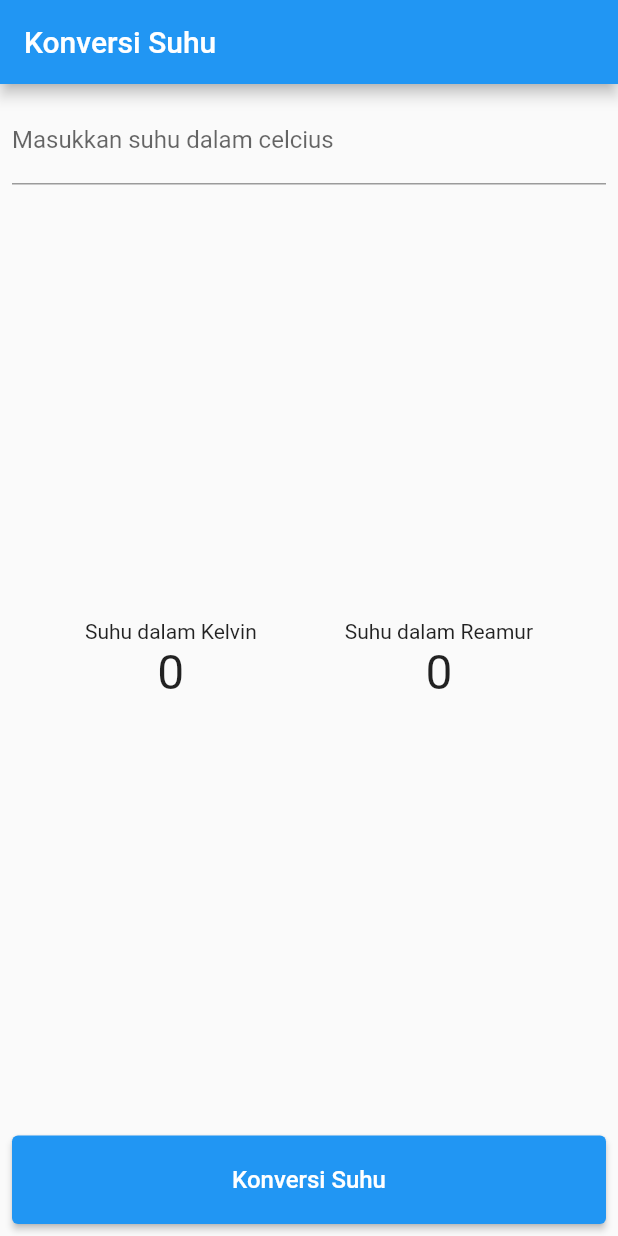
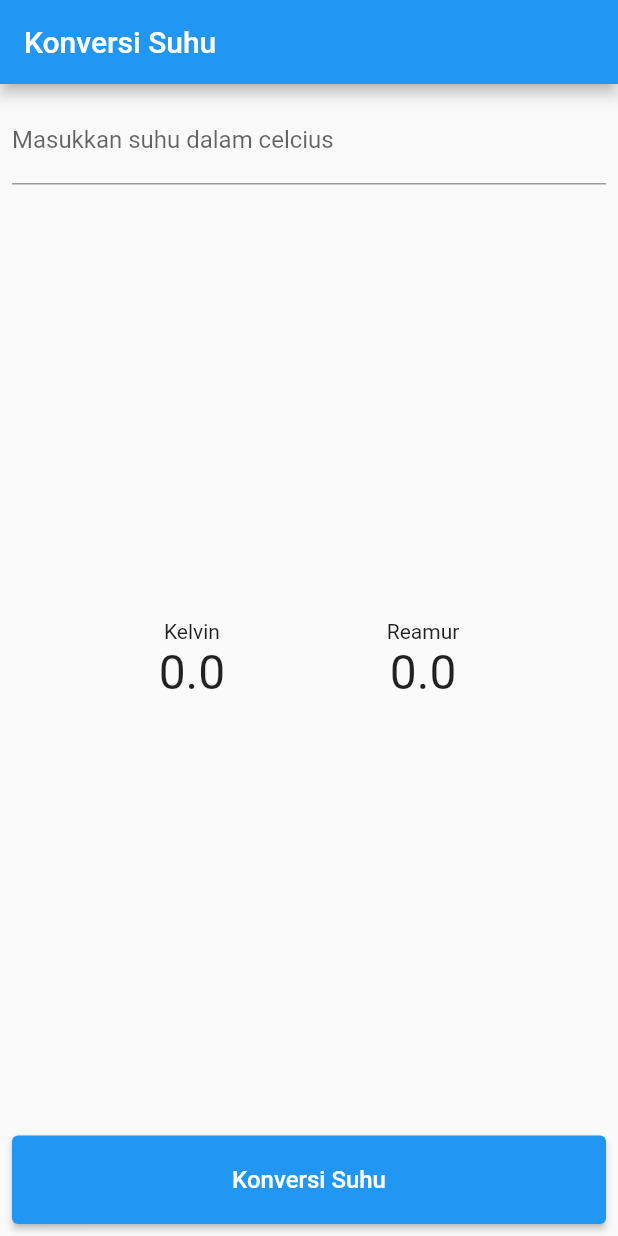
Before and after one commit to widiarsaf/convert_temperature_flutter_chapter3, a Flutter app: the screen it shows after launch, on a phone screen of 412 x 824 dp. Run offline on Flutter 3.47's test engine with Material 2 defaults, Android fonts, the phone set to English and light mode, and no system bars.

Commit message:
finish chapter 3

```diff
--- /dev/null
+++ b/lib/convert.dart
@@ -0,0 +1,24 @@
+import 'package:flutter/material.dart';
+import 'package:flutter/services.dart';
+
+class Convert extends StatelessWidget {
+  final VoidCallback _convert;
+
+  Convert(this._convert);
+
+  @override
+  Widget build(BuildContext context) {
+    return ElevatedButton(
+      style: ElevatedButton.styleFrom(
+        minimumSize: Size(double.infinity, 30),
+        padding: EdgeInsets.fromLTRB(0, 20, 0, 20),
+        primary: Colors.blue,
+      ),
+      onPressed: _convert,
+      child: const Text(
+        'Konversi Suhu',
+        style: TextStyle(fontSize: 16),
+      ),
+    );
+  }
+}
--- /dev/null
+++ b/lib/input.dart
@@ -0,0 +1,28 @@
+import 'package:flutter/material.dart';
+import 'package:flutter/services.dart';
+
+class Input extends StatelessWidget {
+  final TextEditingController _celciusNumber;
+
+  Input(this._celciusNumber);
+
+  @override
+  Widget build(BuildContext context) {
+    return TextFormField(
+      validator: (value) {
+        if (value == null || value.isEmpty) {
+          return 'Masukkan suhu terlebih  dahulu';
+        }
+        return null;
+      },
+      decoration: const InputDecoration(
+        labelText: 'Masukkan suhu dalam celcius',
+      ),
+      controller: _celciusNumber,
+      keyboardType: TextInputType.number,
+      inputFormatters: <TextInputFormatter>[
+        FilteringTextInputFormatter.digitsOnly
+      ],
+    );
+  }
+}
--- a/lib/main.dart
+++ b/lib/main.dart
@@ -1,6 +1,9 @@
-
 import 'package:flutter/material.dart';
 import 'package:flutter/services.dart';
+
+import './input.dart';
+import './convert.dart';
+import './result.dart';
 
 void main() {
   runApp(const MyApp());
@@ -38,112 +41,25 @@ class _MyAppState extends State<MyApp> {
                 mainAxisAlignment: MainAxisAlignment.spaceBetween,
                 crossAxisAlignment: CrossAxisAlignment.center,
                 children: [
-                  Input(celciusNumber: _celciusNumber),
-                  Result(),
-                  Convert(convert1Handler: _convert),
+                  Input(_celciusNumber),
+                  Row(
+                    mainAxisAlignment: MainAxisAlignment.spaceEvenly,
+                    crossAxisAlignment: CrossAxisAlignment.center,
+                    children: [
+                      Result('Kelvin', _kelvinResult),
+                      Result('Reamur', _reamurResult),
+                    ],
+                  ),
+                  Convert(convert),
                 ]),
           ),
         ));
   }
 
-  void _convert() {
+  void convert() {
     setState(() {
       _kelvinResult = double.parse(_celciusNumber.text) - 273;
       _reamurResult = (4 / 5) * double.parse(_celciusNumber.text);
     });
   }
 }
-
-class Convert extends StatelessWidget {
-  const Convert({
-    Key? key,
-    @required convert1Handler,
-  }) : super(key: key);
-
-  @override
-  Widget build(BuildContext context) {
-    return ElevatedButton(
-      style: ElevatedButton.styleFrom(
-        minimumSize: Size(double.infinity, 30),
-        padding: EdgeInsets.fromLTRB(0, 20, 0, 20),
-        primary: Colors.blue,
-      ),
-      onPressed: () {},
-      child: const Text(
-        'Konversi Suhu',
-        style: TextStyle(fontSize: 16),
-      ),
-    );
-  }
-}
-
-class Result extends StatelessWidget {
-  const Result({
-    Key? key,
-    @required convert1Handler,
-  }) : super(key: key);
-
-  @override
-  Widget build(BuildContext context) {
-    return Row(
-      mainAxisAlignment: MainAxisAlignment.spaceEvenly,
-      crossAxisAlignment: CrossAxisAlignment.center,
-      children: [
-        Container(
-          padding: EdgeInsets.fromLTRB(10, 20, 10, 20),
-          child: Column(
-            children: [
-              Text('Suhu dalam Kelvin'),
-              Text(
-                '0',
-                style: TextStyle(fontSize: 32),
-              ),
-            ],
-          ),
-        ),
-        Container(
-          padding: EdgeInsets.fromLTRB(10, 20, 10, 20),
-          child: Column(
-            children: [
-              const Text('Suhu dalam Reamur'),
-              Text(
-                '0',
-                style: TextStyle(fontSize: 32),
-              ),
-            ],
-          ),
-        )
-      ],
-    );
-  }
-}
-
-class Input extends StatelessWidget {
-  const Input({
-    Key? key,
-    required TextEditingController celciusNumber,
-  })  : _celciusNumber = celciusNumber,
-        super(key: key);
-
-  final TextEditingController _celciusNumber;
-
-  @override
-  Widget build(BuildContext context) {
-    return TextFormField(
-      validator: (value) {
-        if (value == null || value.isEmpty) {
-          return 'Masukkan suhu terlebih  dahulu';
-        }
-        return null;
-      },
-      decoration: const InputDecoration(
-        labelText: 'Masukkan suhu dalam celcius',
-      ),
-      controller: _celciusNumber,
-      keyboardType: TextInputType.number,
-      inputFormatters: <TextInputFormatter>[
-        FilteringTextInputFormatter.digitsOnly
-      ],
-    );
-  }
-}
--- /dev/null
+++ b/lib/result.dart
@@ -0,0 +1,25 @@
+import 'package:flutter/material.dart';
+import 'package:flutter/services.dart';
+
+class Result extends StatelessWidget {
+  final String title;
+  final double result;
+
+  Result(this.title, this.result);
+
+  @override
+  Widget build(BuildContext context) {
+    return Container(
+      padding: EdgeInsets.fromLTRB(10, 20, 10, 20),
+      child: Column(
+        children: [
+          Text(title),
+          Text(
+            result.toString(),
+            style: TextStyle(fontSize: 32),
+          ),
+        ],
+      ),
+    );
+  }
+}
```
